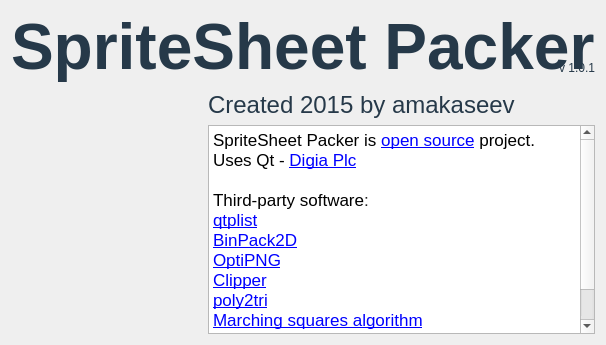
Old version of the form SpriteSheetPacker/AboutDialog.ui in the repository amakaseev/sprite-sheet-packer.
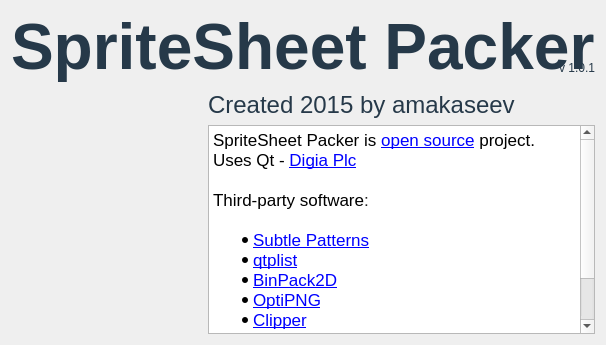
New version of the form. Icons and pictures are not drawn.

The edit to the form file:
```diff
--- a/SpriteSheetPacker/AboutDialog.ui
+++ b/SpriteSheetPacker/AboutDialog.ui
@@ -6,7 +6,7 @@
    <rect>
     <x>0</x>
     <y>0</y>
-    <width>575</width>
+    <width>601</width>
     <height>345</height>
    </rect>
   </property>
@@ -60,19 +60,20 @@
       <string>&lt;!DOCTYPE HTML PUBLIC &quot;-//W3C//DTD HTML 4.0//EN&quot; &quot;http://www.w3.org/TR/REC-html40/strict.dtd&quot;&gt;
 &lt;html&gt;&lt;head&gt;&lt;meta name=&quot;qrichtext&quot; content=&quot;1&quot; /&gt;&lt;style type=&quot;text/css&quot;&gt;
 p, li { white-space: pre-wrap; }
-&lt;/style&gt;&lt;/head&gt;&lt;body style=&quot; font-family:'.Helvetica Neue DeskInterface'; font-size:13pt; font-weight:400; font-style:normal;&quot;&gt;
-&lt;p style=&quot; margin-top:0px; margin-bottom:0px; margin-left:0px; margin-right:0px; -qt-block-indent:0; text-indent:0px;&quot;&gt;&lt;span style=&quot; font-family:'.SF NS Text';&quot;&gt;SpriteSheet Packer is &lt;/span&gt;&lt;a href=&quot;https://github.com/amakaseev/sprite-sheet-packer&quot;&gt;&lt;span style=&quot; font-family:'.SF NS Text'; text-decoration: underline; color:#0000ff;&quot;&gt;open source&lt;/span&gt;&lt;/a&gt;&lt;span style=&quot; font-family:'.SF NS Text';&quot;&gt; project.&lt;/span&gt;&lt;/p&gt;
-&lt;p style=&quot; margin-top:0px; margin-bottom:0px; margin-left:0px; margin-right:0px; -qt-block-indent:0; text-indent:0px;&quot;&gt;&lt;span style=&quot; font-family:'.SF NS Text';&quot;&gt;Uses Qt - &lt;/span&gt;&lt;a href=&quot;http://qt-project.org&quot;&gt;&lt;span style=&quot; font-family:'.SF NS Text'; text-decoration: underline; color:#0000ff;&quot;&gt;Digia Plc&lt;/span&gt;&lt;/a&gt;&lt;/p&gt;
-&lt;p style=&quot;-qt-paragraph-type:empty; margin-top:0px; margin-bottom:0px; margin-left:0px; margin-right:0px; -qt-block-indent:0; text-indent:0px; font-family:'.SF NS Text'; text-decoration: underline; color:#0000ff;&quot;&gt;&lt;br /&gt;&lt;/p&gt;
-&lt;p style=&quot; margin-top:0px; margin-bottom:0px; margin-left:0px; margin-right:0px; -qt-block-indent:0; text-indent:0px;&quot;&gt;&lt;span style=&quot; font-family:'.SF NS Text';&quot;&gt;Third-party software&lt;/span&gt;&lt;span style=&quot; font-family:'Georgia'; color:#252525;&quot;&gt;:&lt;/span&gt;&lt;/p&gt;
-&lt;p style=&quot; margin-top:0px; margin-bottom:0px; margin-left:0px; margin-right:0px; -qt-block-indent:0; text-indent:0px;&quot;&gt;&lt;a href=&quot;https://github.com/reillywatson/qtplist&quot;&gt;&lt;span style=&quot; text-decoration: underline; color:#0000ff;&quot;&gt;qtplist&lt;/span&gt;&lt;/a&gt;&lt;/p&gt;
-&lt;p style=&quot; margin-top:0px; margin-bottom:0px; margin-left:0px; margin-right:0px; -qt-block-indent:0; text-indent:0px;&quot;&gt;&lt;a href=&quot;https://github.com/chris-stones/BinPack2D&quot;&gt;&lt;span style=&quot; text-decoration: underline; color:#0000ff;&quot;&gt;BinPack2D&lt;/span&gt;&lt;/a&gt;&lt;/p&gt;
-&lt;p style=&quot; margin-top:0px; margin-bottom:0px; margin-left:0px; margin-right:0px; -qt-block-indent:0; text-indent:0px;&quot;&gt;&lt;a href=&quot;http://optipng.sourceforge.net/&quot;&gt;&lt;span style=&quot; font-family:'Helvetica Neue'; text-decoration: underline; color:#0000ff;&quot;&gt;OptiPNG&lt;/span&gt;&lt;/a&gt;&lt;/p&gt;
-&lt;p style=&quot; margin-top:0px; margin-bottom:0px; margin-left:0px; margin-right:0px; -qt-block-indent:0; text-indent:0px;&quot;&gt;&lt;a href=&quot;http://www.angusj.com&quot;&gt;&lt;span style=&quot; text-decoration: underline; color:#0000ff;&quot;&gt;Clipper&lt;/span&gt;&lt;/a&gt;&lt;/p&gt;
-&lt;p style=&quot; margin-top:0px; margin-bottom:0px; margin-left:0px; margin-right:0px; -qt-block-indent:0; text-indent:0px;&quot;&gt;&lt;a href=&quot;http://code.google.com/p/poly2tri/&quot;&gt;&lt;span style=&quot; text-decoration: underline; color:#0000ff;&quot;&gt;poly2tri&lt;/span&gt;&lt;/a&gt;&lt;/p&gt;
-&lt;p style=&quot; margin-top:0px; margin-bottom:0px; margin-left:0px; margin-right:0px; -qt-block-indent:0; text-indent:0px;&quot;&gt;&lt;a href=&quot;http://www.emanueleferonato.com/2013/03/01/using-marching-squares-algorithm-to-trace-the-contour-of-an-image/&quot;&gt;&lt;span style=&quot; text-decoration: underline; color:#0000ff;&quot;&gt;Marching squares algorithm&lt;/span&gt;&lt;/a&gt;&lt;/p&gt;
-&lt;p style=&quot; margin-top:0px; margin-bottom:0px; margin-left:0px; margin-right:0px; -qt-block-indent:0; text-indent:0px;&quot;&gt;&lt;a href=&quot;http://box2d.org&quot;&gt;&lt;span style=&quot; text-decoration: underline; color:#0000ff;&quot;&gt;Box2D&lt;/span&gt;&lt;/a&gt;&lt;/p&gt;
-&lt;p style=&quot;-qt-paragraph-type:empty; margin-top:0px; margin-bottom:0px; margin-left:0px; margin-right:0px; -qt-block-indent:0; text-indent:0px; font-family:'Helvetica Neue'; text-decoration: underline; color:#0000ff;&quot;&gt;&lt;br /&gt;&lt;/p&gt;&lt;/body&gt;&lt;/html&gt;</string>
+&lt;/style&gt;&lt;/head&gt;&lt;body style=&quot; font-family:'.SF NS Text'; font-size:13pt; font-weight:400; font-style:normal;&quot;&gt;
+&lt;p style=&quot; margin-top:0px; margin-bottom:0px; margin-left:0px; margin-right:0px; -qt-block-indent:0; text-indent:0px;&quot;&gt;SpriteSheet Packer is &lt;a href=&quot;https://github.com/amakaseev/sprite-sheet-packer&quot;&gt;&lt;span style=&quot; text-decoration: underline; color:#0000ff;&quot;&gt;open source&lt;/span&gt;&lt;/a&gt; project.&lt;/p&gt;
+&lt;p style=&quot; margin-top:0px; margin-bottom:0px; margin-left:0px; margin-right:0px; -qt-block-indent:0; text-indent:0px;&quot;&gt;Uses Qt - &lt;a href=&quot;http://qt-project.org&quot;&gt;&lt;span style=&quot; text-decoration: underline; color:#0000ff;&quot;&gt;Digia Plc&lt;/span&gt;&lt;/a&gt;&lt;/p&gt;
+&lt;p style=&quot;-qt-paragraph-type:empty; margin-top:0px; margin-bottom:0px; margin-left:0px; margin-right:0px; -qt-block-indent:0; text-indent:0px; text-decoration: underline; color:#0000ff;&quot;&gt;&lt;br /&gt;&lt;/p&gt;
+&lt;p style=&quot; margin-top:0px; margin-bottom:0px; margin-left:0px; margin-right:0px; -qt-block-indent:0; text-indent:0px;&quot;&gt;Third-party software&lt;span style=&quot; font-family:'Georgia'; color:#252525;&quot;&gt;:&lt;/span&gt;&lt;/p&gt;
+&lt;p style=&quot;-qt-paragraph-type:empty; margin-top:0px; margin-bottom:0px; margin-left:0px; margin-right:0px; -qt-block-indent:0; text-indent:0px; font-family:'Georgia'; color:#252525;&quot;&gt;&lt;br /&gt;&lt;/p&gt;
+&lt;ul style=&quot;margin-top: 0px; margin-bottom: 0px; margin-left: 0px; margin-right: 0px; -qt-list-indent: 1;&quot;&gt;&lt;li style=&quot; margin-top:0px; margin-bottom:0px; margin-left:0px; margin-right:0px; -qt-block-indent:0; text-indent:0px;&quot;&gt;&lt;a href=&quot;http://subtlepatterns.com&quot;&gt;&lt;span style=&quot; text-decoration: underline; color:#0000ff;&quot;&gt;Subtle Patterns&lt;/span&gt;&lt;/a&gt;&lt;/li&gt;&lt;/ul&gt;
+&lt;ul style=&quot;margin-top: 0px; margin-bottom: 0px; margin-left: 0px; margin-right: 0px; -qt-list-indent: 1;&quot;&gt;&lt;li style=&quot; margin-top:0px; margin-bottom:0px; margin-left:0px; margin-right:0px; -qt-block-indent:0; text-indent:0px;&quot;&gt;&lt;a href=&quot;https://github.com/reillywatson/qtplist&quot;&gt;&lt;span style=&quot; font-family:'.Helvetica Neue DeskInterface'; text-decoration: underline; color:#0000ff;&quot;&gt;qtplist&lt;/span&gt;&lt;/a&gt;&lt;/li&gt;&lt;/ul&gt;
+&lt;ul style=&quot;margin-top: 0px; margin-bottom: 0px; margin-left: 0px; margin-right: 0px; -qt-list-indent: 1;&quot;&gt;&lt;li style=&quot; margin-top:0px; margin-bottom:0px; margin-left:0px; margin-right:0px; -qt-block-indent:0; text-indent:0px;&quot;&gt;&lt;a href=&quot;https://github.com/chris-stones/BinPack2D&quot;&gt;&lt;span style=&quot; font-family:'.Helvetica Neue DeskInterface'; text-decoration: underline; color:#0000ff;&quot;&gt;BinPack2D&lt;/span&gt;&lt;/a&gt;&lt;/li&gt;&lt;/ul&gt;
+&lt;ul style=&quot;margin-top: 0px; margin-bottom: 0px; margin-left: 0px; margin-right: 0px; -qt-list-indent: 1;&quot;&gt;&lt;li style=&quot; margin-top:0px; margin-bottom:0px; margin-left:0px; margin-right:0px; -qt-block-indent:0; text-indent:0px;&quot;&gt;&lt;a href=&quot;http://optipng.sourceforge.net/&quot;&gt;&lt;span style=&quot; font-family:'Helvetica Neue'; text-decoration: underline; color:#0000ff;&quot;&gt;OptiPNG&lt;/span&gt;&lt;/a&gt;&lt;/li&gt;&lt;/ul&gt;
+&lt;ul style=&quot;margin-top: 0px; margin-bottom: 0px; margin-left: 0px; margin-right: 0px; -qt-list-indent: 1;&quot;&gt;&lt;li style=&quot; margin-top:0px; margin-bottom:0px; margin-left:0px; margin-right:0px; -qt-block-indent:0; text-indent:0px;&quot;&gt;&lt;a href=&quot;http://www.angusj.com&quot;&gt;&lt;span style=&quot; font-family:'.Helvetica Neue DeskInterface'; text-decoration: underline; color:#0000ff;&quot;&gt;Clipper&lt;/span&gt;&lt;/a&gt;&lt;/li&gt;&lt;/ul&gt;
+&lt;ul style=&quot;margin-top: 0px; margin-bottom: 0px; margin-left: 0px; margin-right: 0px; -qt-list-indent: 1;&quot;&gt;&lt;li style=&quot; margin-top:0px; margin-bottom:0px; margin-left:0px; margin-right:0px; -qt-block-indent:0; text-indent:0px;&quot;&gt;&lt;a href=&quot;http://code.google.com/p/poly2tri/&quot;&gt;&lt;span style=&quot; font-family:'.Helvetica Neue DeskInterface'; text-decoration: underline; color:#0000ff;&quot;&gt;poly2tri&lt;/span&gt;&lt;/a&gt;&lt;/li&gt;&lt;/ul&gt;
+&lt;ul style=&quot;margin-top: 0px; margin-bottom: 0px; margin-left: 0px; margin-right: 0px; -qt-list-indent: 1;&quot;&gt;&lt;li style=&quot; margin-top:0px; margin-bottom:0px; margin-left:0px; margin-right:0px; -qt-block-indent:0; text-indent:0px;&quot;&gt;&lt;a href=&quot;http://www.emanueleferonato.com/2013/03/01/using-marching-squares-algorithm-to-trace-the-contour-of-an-image/&quot;&gt;&lt;span style=&quot; font-family:'.Helvetica Neue DeskInterface'; text-decoration: underline; color:#0000ff;&quot;&gt;Marching squares algorithm&lt;/span&gt;&lt;/a&gt;&lt;/li&gt;&lt;/ul&gt;
+&lt;ul style=&quot;margin-top: 0px; margin-bottom: 0px; margin-left: 0px; margin-right: 0px; -qt-list-indent: 1;&quot;&gt;&lt;li style=&quot; margin-top:0px; margin-bottom:0px; margin-left:0px; margin-right:0px; -qt-block-indent:0; text-indent:0px;&quot;&gt;&lt;a href=&quot;http://box2d.org&quot;&gt;&lt;span style=&quot; font-family:'.Helvetica Neue DeskInterface'; text-decoration: underline; color:#0000ff;&quot;&gt;Box2D&lt;/span&gt;&lt;/a&gt;&lt;/li&gt;&lt;/ul&gt;&lt;/body&gt;&lt;/html&gt;</string>
      </property>
      <property name="openExternalLinks">
       <bool>true</bool>
```
